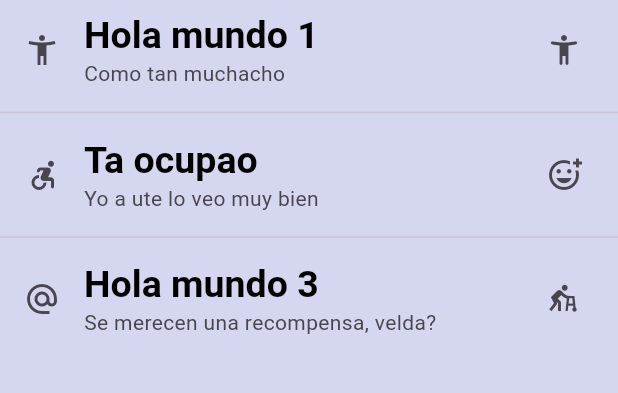
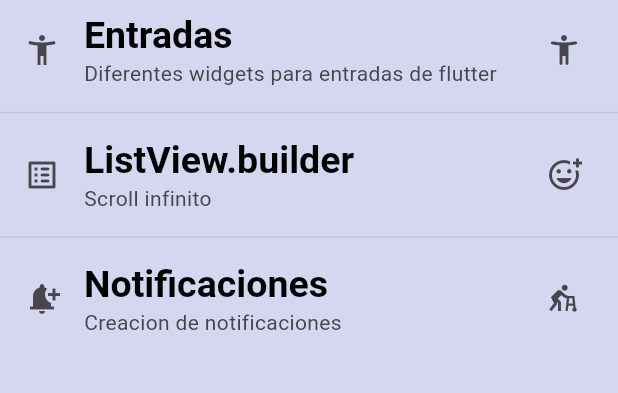
Before and after one commit to DANYDEG/componentes_flutter, a Flutter app: the screen it shows after launch, on a phone screen of 412 x 824 dp, the part 84-477 px from its top. Run offline on Flutter 3.47's test engine with Material 3 defaults, Android fonts, the phone set to English and light mode, and no system bars.

Commit message:
Changing the content of the ListTitles

```diff
--- a/lib/home_screen.dart
+++ b/lib/home_screen.dart
@@ -15,25 +15,30 @@ class HomeScreen extends StatelessWidget {
             ListTile(
               leading: const Icon(Icons.accessibility_new_sharp),
               title: Text(
-                'Hola mundo 1',
+                'Entradas',
                 style: Theme.of(context).textTheme.headlineLarge,
               ),
-              subtitle: const Text('Como tan muchacho'),
+              subtitle: const Text('Diferentes widgets para entradas de flutter'),
               trailing: const Icon(Icons.accessibility_new_rounded),
             ),
 
             const Divider(),
+
             ListTile(
-              leading: const Icon(Icons.accessible_forward_rounded),
-              title: Text('Ta ocupao',style: Theme.of(context).textTheme.headlineLarge,),
-              subtitle: const Text('Yo a ute lo veo muy bien',),
+              leading: const Icon(Icons.list_alt_rounded),
+              title: Text(
+                'ListView.builder',
+                style: Theme.of(context).textTheme.headlineLarge,),
+              subtitle: const Text('Scroll infinito',),
               trailing: const Icon(Icons.add_reaction_outlined),
             ),
             const Divider(),
             ListTile(
-              leading: const Icon(Icons.alternate_email_sharp),
-              title: Text('Hola mundo 3', style: Theme.of(context).textTheme.headlineLarge,),
-              subtitle: const Text('Se merecen una recompensa, velda?'),
+              leading: const Icon(Icons.notification_add),
+              title: Text(
+                'Notificaciones',
+               style: Theme.of(context).textTheme.headlineLarge,),
+              subtitle: const Text('Creacion de notificaciones'),
               trailing: const Icon(Icons.assist_walker_sharp),
             ),
           ],
```
